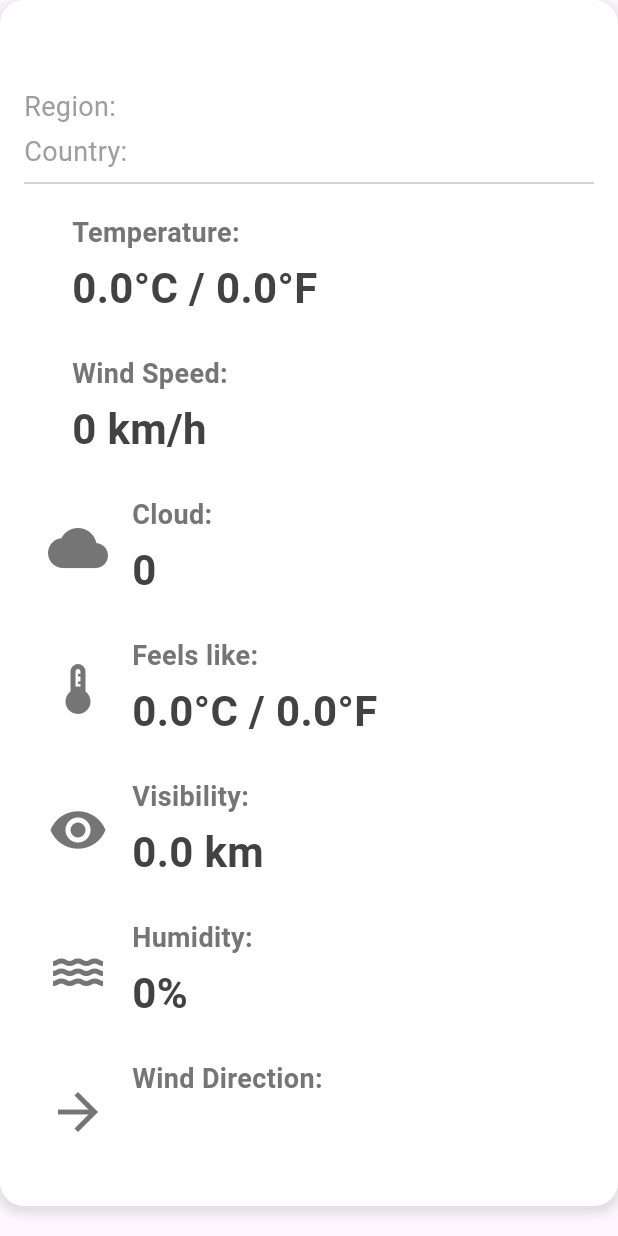
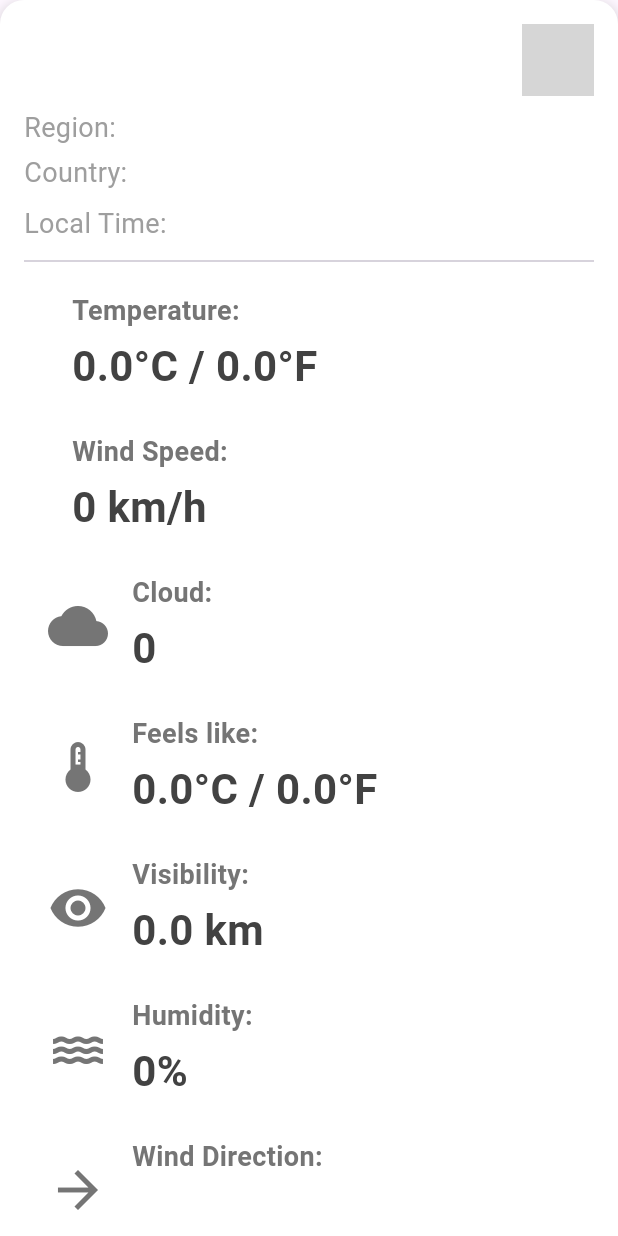
Before and after one commit to MrManavRamani-Flutter/Weather-API-App, a Flutter app: the WeatherInfo widget shown alone on an empty page, opened directly with empty values, on a phone screen of 412 x 824 dp. Run offline on Flutter 3.47's test engine with Material 3 defaults, Android fonts, the phone set to English and light mode, and no system bars; our stand-ins replace shared_preferences; accounts and stored records are empty; network calls fail; grey boxes are pictures that could not be loaded.

Commit message:
final commit

```diff
--- a/lib/models/weather_model.dart
+++ b/lib/models/weather_model.dart
@@ -23,6 +23,9 @@ class Weather {
   final int uvIndex;
   final double gustMph;
   final double gustKph;
+  final String localtime;
+  final String icon;
+  final String tzId;
 
   Weather({
     required this.locationName,
@@ -49,6 +52,9 @@ class Weather {
     required this.uvIndex,
     required this.gustMph,
     required this.gustKph,
+    required this.localtime,
+    required this.icon,
+    required this.tzId,
   });
 
   factory Weather.fromJson(Map<String, dynamic> json) {
@@ -77,6 +83,9 @@ class Weather {
       uvIndex: json['current']['uv'].toInt(),
       gustMph: json['current']['gust_mph'].toDouble(),
       gustKph: json['current']['gust_kph'].toDouble(),
+      localtime: json['location']['localtime'],
+      icon: json['current']['condition']['icon'],
+      tzId: json['location']['tz_id'],
     );
   }
 }
--- a/lib/views/screens/weather_info.dart
+++ b/lib/views/screens/weather_info.dart
@@ -56,10 +56,23 @@ class _WeatherInfoState extends State<WeatherInfo>
             mainAxisAlignment: MainAxisAlignment.start,
             crossAxisAlignment: CrossAxisAlignment.start,
             children: [
-              Text(
-                widget.weather.locationName,
-                style:
-                    const TextStyle(fontSize: 24, fontWeight: FontWeight.bold),
+              Row(
+                mainAxisAlignment: MainAxisAlignment.spaceBetween,
+                children: [
+                  Text(
+                    widget.weather.locationName,
+                    style: const TextStyle(
+                      fontSize: 24,
+                      fontWeight: FontWeight.bold,
+                    ),
+                  ),
+                  CircleAvatar(
+                    radius: 24,
+                    backgroundImage: NetworkImage(
+                      'https:${widget.weather.icon}', // Display weather icon
+                    ),
+                  ),
+                ],
               ),
               const SizedBox(height: 8),
               Text(
@@ -71,6 +84,12 @@ class _WeatherInfoState extends State<WeatherInfo>
                 'Country: ${widget.weather.country}',
                 style: const TextStyle(fontSize: 18, color: Colors.grey),
               ),
+              const SizedBox(height: 8),
+              Text(
+                'Local Time: ${widget.weather.localtime}', // Display local time
+                style: const TextStyle(fontSize: 18, color: Colors.grey),
+              ),
+              const SizedBox(height: 4),
               const Divider(),
               WeatherDetailRow(
                 label: 'Temperature:',
--- a/pubspec.yaml
+++ b/pubspec.yaml
@@ -37,6 +37,7 @@ dependencies:
   cupertino_icons: ^1.0.2
   provider:
   http:
+  shared_preferences:
 
 dev_dependencies:
   flutter_test:
```
Also changed, not shown: lib/views/screens/home_page.dart (+46 -2 lines), pubspec.lock.
